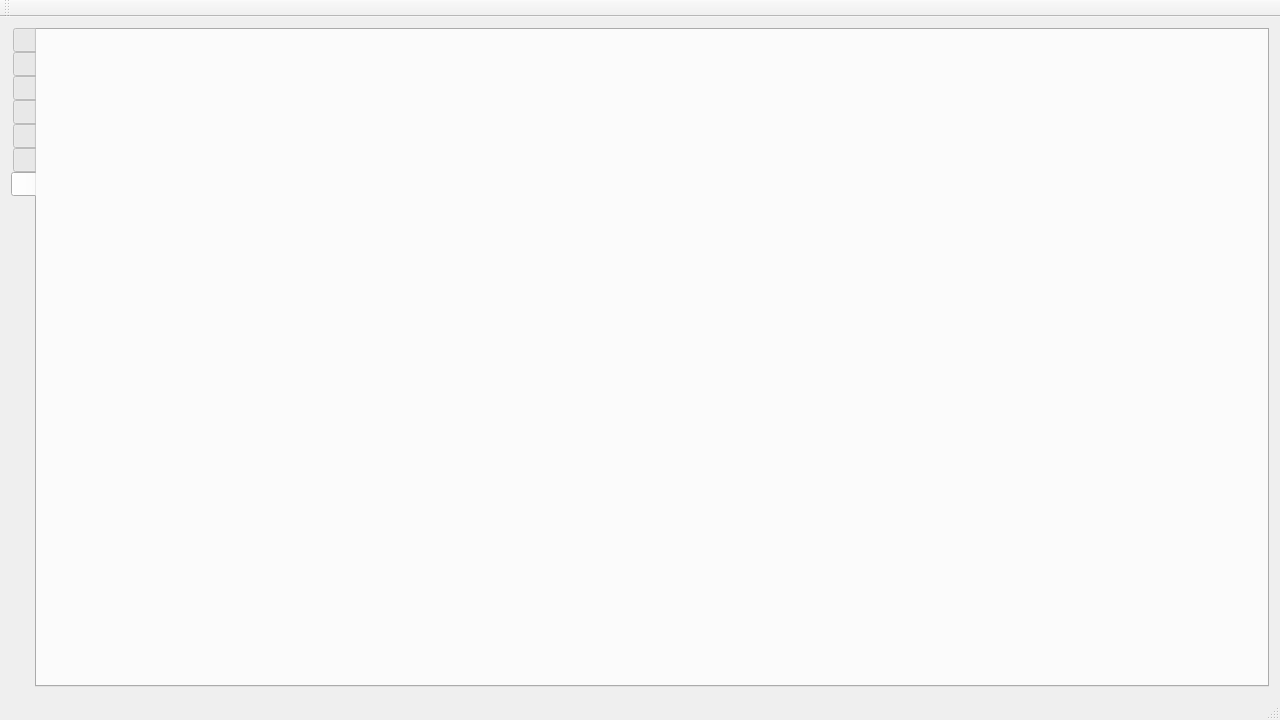
First picture: the form in src/ATICCO/ATTICOEXE/uiFiles/mainwindow.ui, repository KonradMaroszek/An-application-that-identifies-computer-components---ATICCO, before the edit.
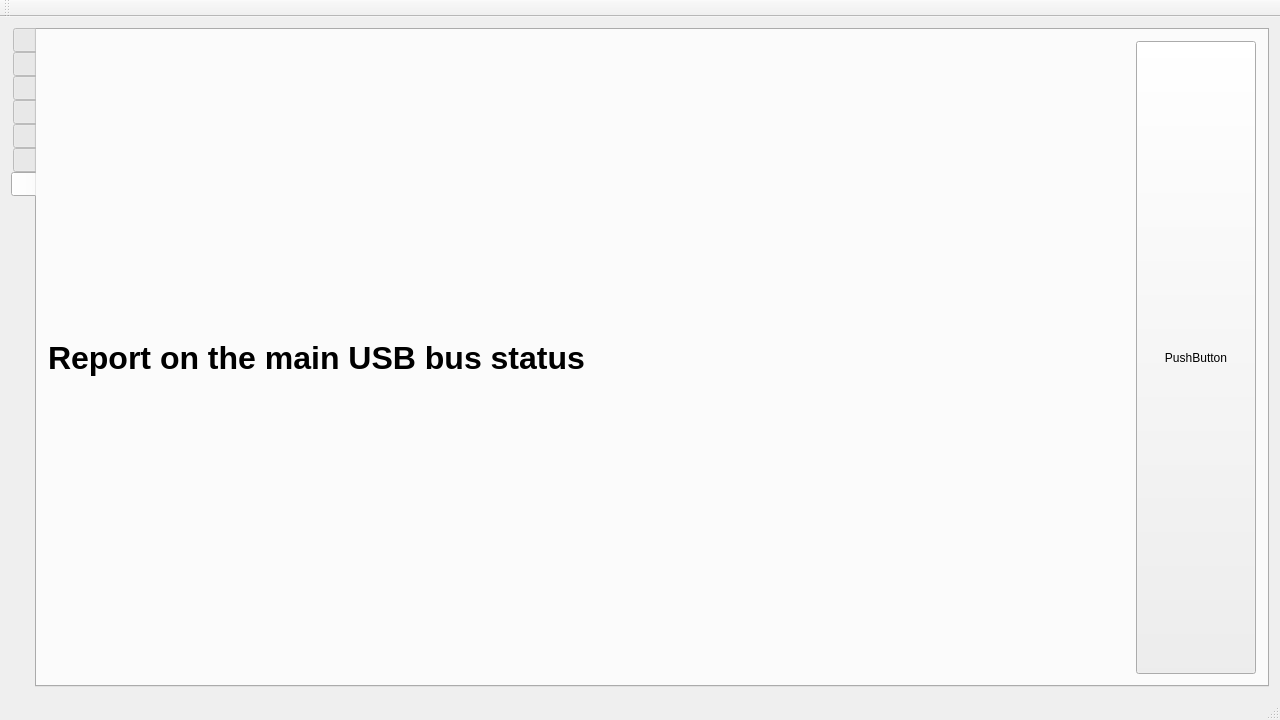
Second picture: the form after the edit. The open tabs and pages were chosen to show the change. Icons and pictures are not drawn.

Commit message: added USB bus status view

Diff of the .ui file:
```diff
--- a/src/ATICCO/ATTICOEXE/uiFiles/mainwindow.ui
+++ b/src/ATICCO/ATTICOEXE/uiFiles/mainwindow.ui
@@ -236,7 +236,38 @@
        <attribute name="title">
         <string/>
        </attribute>
-       <layout class="QVBoxLayout" name="verticalLayout_9">
+       <layout class="QVBoxLayout" name="verticalLayout_9" stretch="75,900">
+        <item>
+         <layout class="QHBoxLayout" name="usbTitleHorizontalLayout" stretch="900,100">
+          <item>
+           <widget class="QLabel" name="titleLabel">
+            <property name="font">
+             <font>
+              <pointsize>24</pointsize>
+              <weight>75</weight>
+              <bold>true</bold>
+             </font>
+            </property>
+            <property name="text">
+             <string>Report on the main USB bus status</string>
+            </property>
+           </widget>
+          </item>
+          <item>
+           <widget class="QPushButton" name="refreshUsbViewButton">
+            <property name="sizePolicy">
+             <sizepolicy hsizetype="Expanding" vsizetype="Expanding">
+              <horstretch>0</horstretch>
+              <verstretch>0</verstretch>
+             </sizepolicy>
+            </property>
+            <property name="text">
+             <string>PushButton</string>
+            </property>
+           </widget>
+          </item>
+         </layout>
+        </item>
         <item>
          <layout class="QVBoxLayout" name="usbMainVerticalLayout"/>
         </item>
```
Left out of the diff: 2 changed lines with no effect on the pictures. The commit also changes 7 other files.
